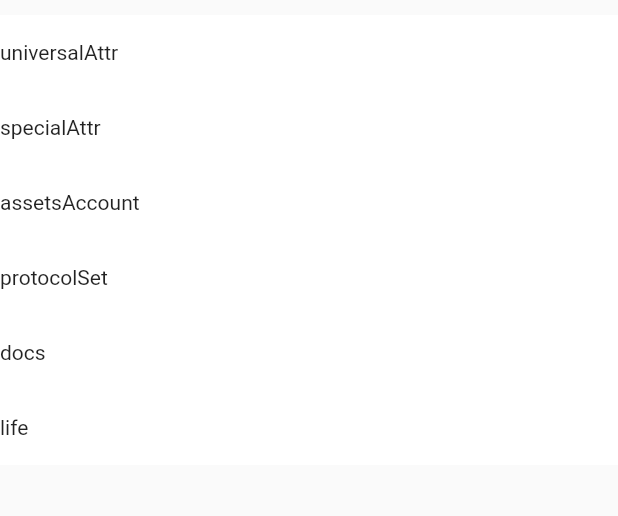
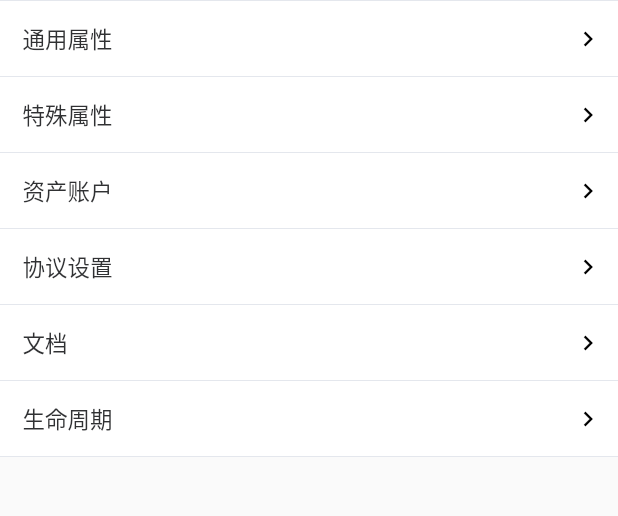
Before and after one commit to shifeng1993/flutter-project, a Flutter app: the CMDBAssetsDetalisPage screen opened directly, on a phone screen of 412 x 824 dp, the part 84-600 px from its top. Run offline on Flutter 3.47's test engine with Material 2 defaults, Android fonts, the phone set to English and light mode, and no system bars; our stand-ins replace flutter_redux, flutter_slidable, flutter_spinkit, flutter_swiper, pull_to_refresh, redux and 2 more; missing offline and left inert: flustars, redux_logging, unicorndial; statements that could not run were skipped.

Commit message:
添加监控详情页面

```diff
--- a/lib/pages/CmdbPage/assets_page/assets_details.dart
+++ b/lib/pages/CmdbPage/assets_page/assets_details.dart
@@ -29,12 +29,12 @@ class _CMDBAssetsDetalisPageState extends State<CMDBAssetsDetalisPage> {
     assetsDetalisMapKeys = assetsDetalisMap.keys.toList();
   }
 
-  List<Map<String, dynamic>> _getListRow() {
+  List<Map<String, dynamic>> _getListRow(String typeStr) {
     int length = Random().nextInt(10);
     List<Map<String, dynamic>> list = List.generate(length, (i) {
       Map<String, dynamic> row = new Map();
-      row['key'] = '属性${(i + 1).toString()}';
-      row['val'] = 'dsaqfa';
+      row['key'] = '${typeStr.toString()}${(i + 1).toString()}';
+      row['val'] = '${typeStr.toString()}的值';
       return row;
     });
     return list;
@@ -42,12 +42,12 @@ class _CMDBAssetsDetalisPageState extends State<CMDBAssetsDetalisPage> {
 
   Map<String, dynamic> _getAssetsDetalisMap() {
     Map<String, dynamic> data = new Map();
-    data['universalAttr'] = _getListRow();
-    data['specialAttr'] = _getListRow();
-    data['assetsAccount'] = _getListRow();
-    data['protocolSet'] = _getListRow();
-    data['docs'] = _getListRow();
-    data['life'] = _getListRow();
+    data['通用属性'] = _getListRow('通用属性');
+    data['特殊属性'] = _getListRow('特殊属性');
+    data['资产账户'] = _getListRow('资产账户');
+    data['协议设置'] = _getListRow('协议设置');
+    data['文档'] = _getListRow('文档');
+    data['生命周期'] = _getListRow('生命周期');
     return data;
   }
 
@@ -96,8 +96,27 @@ class _CMDBAssetsDetalisPageState extends State<CMDBAssetsDetalisPage> {
   }
 
   Widget _body() {
-    double itemHeight = 40.0;
-    return AccordionList(
+    double itemHeight = 50.0;
+    BorderSide itemBorderWidth = BorderSide(
+      color: BaseStyle.lineColor[0],
+      width: 1.0 / MediaQuery.of(context).devicePixelRatio,
+    );
+    return Container(
+      decoration: BoxDecoration(
+        border: Border(
+          top: itemBorderWidth,
+        ),
+      ),
+      child: AccordionList(
+        listTitlePadding: EdgeInsets.only(left: 15, right: 10),
+        rightIconColor: Color(0xff000000),
+        rightIconSize: 20.0,
+        listTitleDecoration: BoxDecoration(
+          color: Color(0xffffffff),
+          border: Border(
+            bottom: itemBorderWidth,
+          ),
+        ),
         listTitle: (BuildContext context, int index) {
           return Container(
             height: 50.0,
@@ -105,45 +124,86 @@ class _CMDBAssetsDetalisPageState extends State<CMDBAssetsDetalisPage> {
             alignment: Alignment.centerLeft,
             child: Text(
               assetsDetalisMapKeys[index],
+              style: TextStyle(
+                  fontSize: BaseStyle.fontSize[1],
+                  color: BaseStyle.textColor[0]),
               overflow: TextOverflow.ellipsis,
             ),
           );
         },
-      listMenu: (BuildContext context, int index) {
+        listMenu: (BuildContext context, int titleIndex) {
           return ListView.builder(
             physics: NeverScrollableScrollPhysics(),
-          itemBuilder: (BuildContext context, int index) {
+            itemBuilder: (BuildContext context, int menuIndex) {
               return Container(
+                decoration: BoxDecoration(
+                  color: Color(0xffF5F7FA),
+                  border: Border(
+                    bottom: itemBorderWidth,
+                  ),
+                ),
                 height: itemHeight,
+                child: Material(
+                  child: InkWell(
+                    highlightColor: Color.fromRGBO(0, 0, 0, 0.04),
+                    splashColor: Color.fromRGBO(0, 0, 0, 0.02),
+                    onTap: () {
+                      print(123);
+                    },
+                    child: Container(
+                      padding: EdgeInsets.only(left: 15, right: 15),
                       child: Row(
                         children: <Widget>[
                           Expanded(
                             flex: 1,
+                            child: Align(
+                              alignment: Alignment.centerLeft,
                               child: Text(
-                      '12312321',
+                                assetsDetalisMap[
+                                        assetsDetalisMapKeys[titleIndex]]
+                                    [menuIndex]['key'],
+                                style: TextStyle(
+                                  fontSize: BaseStyle.fontSize[2],
+                                  color: BaseStyle.textColor[2],
+                                ),
                                 overflow: TextOverflow.ellipsis,
+                              ),
                             ),
                           ),
                           Expanded(
                             flex: 1,
+                            child: Align(
+                              alignment: Alignment.centerRight,
                               child: Text(
-                      'fdsafdsafdsafddsafdsafdsakjfglhdsjkalhjkgldhsaklj',
+                                assetsDetalisMap[
+                                        assetsDetalisMapKeys[titleIndex]]
+                                    [menuIndex]['val'],
+                                style: TextStyle(
+                                  fontSize: BaseStyle.fontSize[2],
+                                  color: BaseStyle.textColor[2],
+                                ),
                                 overflow: TextOverflow.ellipsis,
+                              ),
                             ),
                           ),
                         ],
                       ),
+                    ),
+                  ),
+                ),
               );
             },
-          itemCount: assetsDetalisMap[assetsDetalisMapKeys[index]].length ?? 0,
+            itemCount:
+                assetsDetalisMap[assetsDetalisMapKeys[titleIndex]].length ?? 0,
           );
         },
         itemHeight: (BuildContext context, int index) {
           int length = assetsDetalisMap[assetsDetalisMapKeys[index]].length;
-        return length.toDouble() * itemHeight;
+          return itemHeight * length.toDouble();
         },
         itemCount: assetsDetalisMapKeys.length ?? 0,
         // controller: new AnimationController(),
+      ),
     );
   }
 
--- a/lib/widgets/accordion/accordion_list.dart
+++ b/lib/widgets/accordion/accordion_list.dart
@@ -23,10 +23,15 @@ class AccordionList extends StatefulWidget {
     @required this.itemCount,
     @required this.listMenu,
     @required this.itemHeight,
-    this.itemPadding,
+    this.listTitlePadding,
+    this.listTitleDecoration,
     this.padding,
     this.controller,
     this.physics,
+    this.rightIconColor,
+    this.rightIconSize,
+    this.rightIcon,
+    this.showRigtIcon = true,
   }) : super(key: key);
 
   final Function listTitle; // 子列表
@@ -36,7 +41,12 @@ class AccordionList extends StatefulWidget {
   final EdgeInsets padding;
   final int controller; // 控制器
   final ScrollPhysics physics;
-  final EdgeInsets itemPadding;
+  final EdgeInsets listTitlePadding;
+  final BoxDecoration listTitleDecoration;
+  final Color rightIconColor;
+  final double rightIconSize;
+  final Widget rightIcon;
+  final bool showRigtIcon;
 
   @override
   _AccordionListState createState() => new _AccordionListState();
@@ -76,7 +86,12 @@ class _AccordionListState extends State<AccordionList> {
             listMenu: widget.listMenu,
             itemHeight: widget.itemHeight(context, i),
             setSelectIndex: this.setSelectIndex,
-            itemPadding: widget.itemPadding ?? EdgeInsets.zero,
+            listTitlePadding: widget.listTitlePadding ?? EdgeInsets.zero,
+            listTitleDecoration: widget.listTitleDecoration,
+            rightIconColor: widget.rightIconColor,
+            rightIconSize: widget.rightIconSize,
+            rightIcon: widget.rightIcon,
+            showRigtIcon: widget.showRigtIcon,
             index: i,
             isShow: isShow,
           );
@@ -84,7 +99,7 @@ class _AccordionListState extends State<AccordionList> {
       );
     });
     return ListView(
-      padding: widget.padding ?? EdgeInsets.only(top: 10),
+      padding: widget.padding ?? EdgeInsets.zero,
       children: children,
       physics: widget.physics ?? BouncingScrollPhysics(),
     );
--- a/lib/widgets/accordion/accordion_list_item.dart
+++ b/lib/widgets/accordion/accordion_list_item.dart
@@ -26,8 +26,12 @@ class AccordionListItem extends StatefulWidget {
     this.setSelectIndex,
     this.duration,
     this.curve,
-    this.color,
-    this.itemPadding
+    this.listTitlePadding,
+    this.listTitleDecoration,
+    this.rightIconColor,
+    this.rightIconSize,
+    this.rightIcon,
+    this.showRigtIcon,
   }) : super(key: key);
 
   final int index;
@@ -38,8 +42,12 @@ class AccordionListItem extends StatefulWidget {
   final double itemHeight;
   final Function setSelectIndex;
   final Curve curve;
-  final Color color;
-  final EdgeInsets itemPadding;
+  final EdgeInsets listTitlePadding;
+  final BoxDecoration listTitleDecoration;
+  final Color rightIconColor;
+  final double rightIconSize;
+  final Widget rightIcon;
+  final bool showRigtIcon;
 
   @override
   _AccordionListItemState createState() => new _AccordionListItemState();
@@ -78,7 +86,6 @@ class _AccordionListItemState extends State<AccordionListItem>
     }
     Widget listmenu = widget.listMenu(context, widget.index);
     return Container(
-      color: widget.color ?? Color(0xffffffff),
       child: Column(
         children: <Widget>[
           GestureDetector(
@@ -100,7 +107,8 @@ class _AccordionListItemState extends State<AccordionListItem>
             child: Builder(
               builder: (BuildContext context) {
                 return Container(
-                  padding: widget.itemPadding,
+                  decoration: widget.listTitleDecoration,
+                  padding: widget.listTitlePadding,
                   child: Row(
                     children: <Widget>[
                       Expanded(
@@ -108,24 +116,26 @@ class _AccordionListItemState extends State<AccordionListItem>
                         child: widget.listTitle(context, widget.index),
                       ),
                       Offstage(
-                        offstage: widget.itemHeight == 0.0,
+                        offstage: !widget.showRigtIcon,
                         child: Center(
                           child: AnimatedBuilder(
                             animation: _animationController,
                             builder: (BuildContext context, Widget child) {
-                              return Container(
-                                width: 20,
-                                height: 20,
-                                child: Transform(
-                                  child: Icon(
-                                    Icons.chevron_right,
-                                    color: Color(0xff000000),
-                                    size: 20,
-                                  ),
-                                  alignment: Alignment.center,
-                                  transform: Matrix4.identity()
-                                    ..rotateZ(_animation.value * Math.pi / 180),
-                                ),
+                              return Transform(
+                                child: widget.rightIcon ??
+                                    Icon(
+                                      Icons.chevron_right,
+                                      color: widget.rightIconColor ??
+                                          Color(0xff000000),
+                                      size: widget.rightIconSize ?? 20.0,
+                                    ),
+                                alignment: Alignment.center,
+                                transform: Matrix4.identity()
+                                  ..rotateZ((widget.itemHeight == 0.0
+                                          ? 0.0
+                                          : _animation.value) *
+                                      Math.pi /
+                                      180),
                               );
                             },
                           ),
```
Also changed, not shown: lib/pages/CmdbPage/assets_page/assets_monitor.dart (+9 -5 lines), lib/pages/CmdbPage/assets_page/assets_monitor_details.dart (added, +268 -0 lines). Lines whose indentation alone changed are shown as unchanged.
